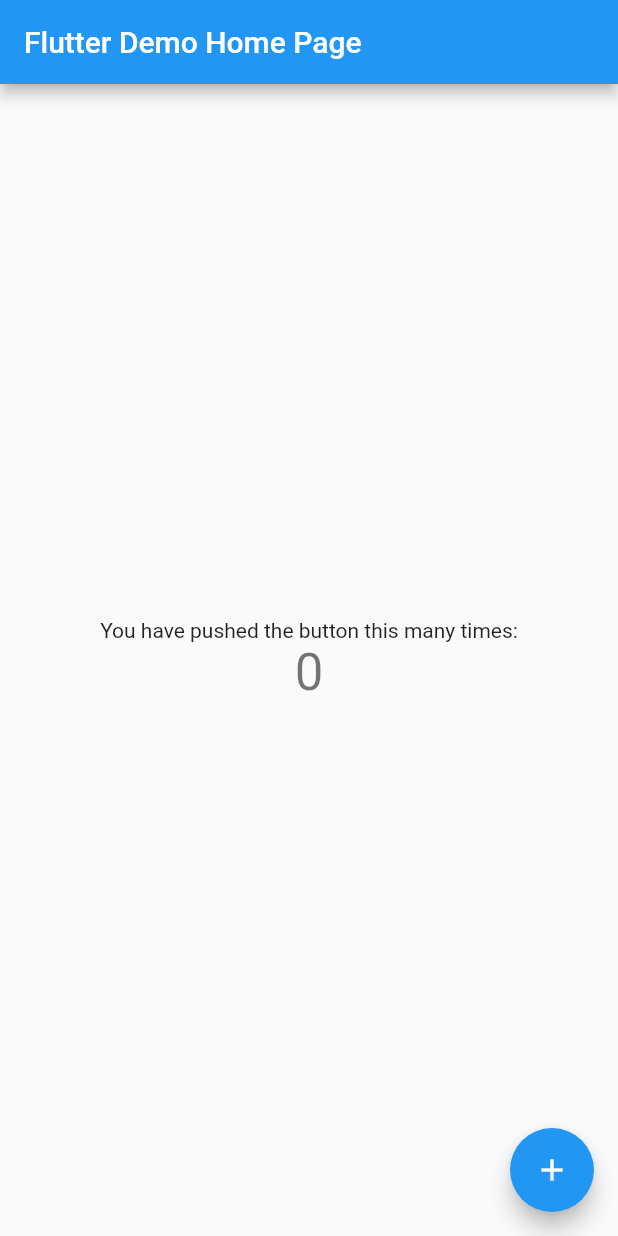
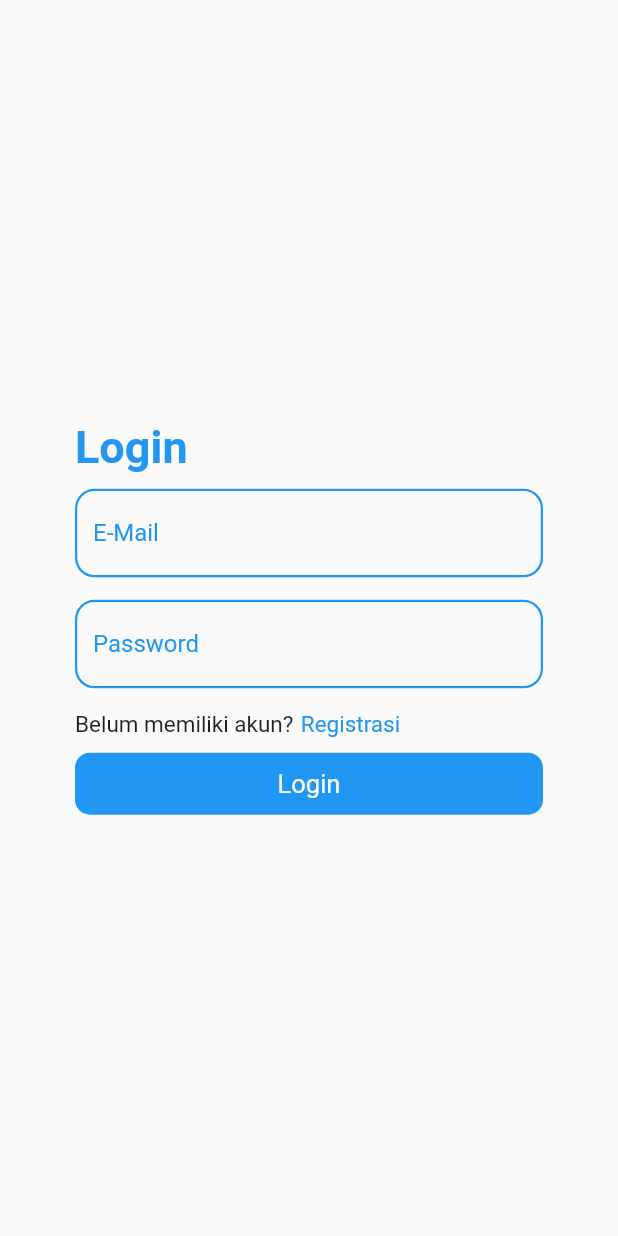
Before and after one commit to izzudin26/B-Archive_Flutter, a Flutter app: the screen it shows after launch, on a phone screen of 412 x 824 dp. Run offline on Flutter 3.47's test engine with Material 2 defaults, Android fonts, the phone set to English and light mode, and no system bars.

Commit message:
add login screen

```diff
--- a/lib/main.dart
+++ b/lib/main.dart
@@ -1,3 +1,4 @@
+import 'package:b_archive/screen/login.dart';
 import 'package:flutter/material.dart';
 
 void main() {
@@ -24,92 +25,7 @@ class MyApp extends StatelessWidget {
         // is not restarted.
         primarySwatch: Colors.blue,
       ),
-      home: const MyHomePage(title: 'Flutter Demo Home Page'),
+      home: Login(),
     );
   }
 }
-
-class MyHomePage extends StatefulWidget {
-  const MyHomePage({Key? key, required this.title}) : super(key: key);
-
-  // This widget is the home page of your application. It is stateful, meaning
-  // that it has a State object (defined below) that contains fields that affect
-  // how it looks.
-
-  // This class is the configuration for the state. It holds the values (in this
-  // case the title) provided by the parent (in this case the App widget) and
-  // used by the build method of the State. Fields in a Widget subclass are
-  // always marked "final".
-
-  final String title;
-
-  @override
-  State<MyHomePage> createState() => _MyHomePageState();
-}
-
-class _MyHomePageState extends State<MyHomePage> {
-  int _counter = 0;
-
-  void _incrementCounter() {
-    setState(() {
-      // This call to setState tells the Flutter framework that something has
-      // changed in this State, which causes it to rerun the build method below
-      // so that the display can reflect the updated values. If we changed
-      // _counter without calling setState(), then the build method would not be
-      // called again, and so nothing would appear to happen.
-      _counter++;
-    });
-  }
-
-  @override
-  Widget build(BuildContext context) {
-    // This method is rerun every time setState is called, for instance as done
-    // by the _incrementCounter method above.
-    //
-    // The Flutter framework has been optimized to make rerunning build methods
-    // fast, so that you can just rebuild anything that needs updating rather
-    // than having to individually change instances of widgets.
-    return Scaffold(
-      appBar: AppBar(
-        // Here we take the value from the MyHomePage object that was created by
-        // the App.build method, and use it to set our appbar title.
-        title: Text(widget.title),
-      ),
-      body: Center(
-        // Center is a layout widget. It takes a single child and positions it
-        // in the middle of the parent.
-        child: Column(
-          // Column is also a layout widget. It takes a list of children and
-          // arranges them vertically. By default, it sizes itself to fit its
-          // children horizontally, and tries to be as tall as its parent.
-          //
-          // Invoke "debug painting" (press "p" in the console, choose the
-          // "Toggle Debug Paint" action from the Flutter Inspector in Android
-          // Studio, or the "Toggle Debug Paint" command in Visual Studio Code)
-          // to see the wireframe for each widget.
-          //
-          // Column has various properties to control how it sizes itself and
-          // how it positions its children. Here we use mainAxisAlignment to
-          // center the children vertically; the main axis here is the vertical
-          // axis because Columns are vertical (the cross axis would be
-          // horizontal).
-          mainAxisAlignment: MainAxisAlignment.center,
-          children: <Widget>[
-            const Text(
-              'You have pushed the button this many times:',
-            ),
-            Text(
-              '$_counter',
-              style: Theme.of(context).textTheme.headline4,
-            ),
-          ],
-        ),
-      ),
-      floatingActionButton: FloatingActionButton(
-        onPressed: _incrementCounter,
-        tooltip: 'Increment',
-        child: const Icon(Icons.add),
-      ), // This trailing comma makes auto-formatting nicer for build methods.
-    );
-  }
-}
--- /dev/null
+++ b/lib/screen/login.dart
@@ -0,0 +1,74 @@
+import 'package:flutter/material.dart';
+import 'package:b_archive/style/style.dart' as style;
+
+class Login extends StatefulWidget {
+  Login({Key? key}) : super(key: key);
+
+  @override
+  State<Login> createState() => _LoginState();
+}
+
+class _LoginState extends State<Login> {
+  TextEditingController email = TextEditingController();
+  TextEditingController password = TextEditingController();
+
+  @override
+  Widget build(BuildContext context) {
+    return Scaffold(
+        body: Center(
+      child: Container(
+        padding: EdgeInsets.only(left: 50, right: 50),
+        child: Column(
+          crossAxisAlignment: CrossAxisAlignment.start,
+          mainAxisAlignment: MainAxisAlignment.center,
+          children: [
+            Text(
+              "Login",
+              style: style.header(context),
+            ),
+            Container(
+              margin: EdgeInsets.only(top: 10, bottom: 5),
+              child: TextField(
+                controller: email,
+                decoration: style.textInput(context, "E-Mail"),
+              ),
+            ),
+            Container(
+              margin: EdgeInsets.only(top: 10, bottom: 15),
+              child: TextField(
+                controller: password,
+                decoration: style.textInput(context, "Password"),
+              ),
+            ),
+            Row(
+              children: [
+                Text(
+                  "Belum memiliki akun?",
+                  style: style.subtitle(),
+                ),
+                InkWell(
+                  onTap: () {},
+                  child: Container(
+                    margin: EdgeInsets.only(left: 5),
+                    child: Text(
+                      "Registrasi",
+                      style: style.subtitle(
+                          color: Theme.of(context).colorScheme.primary),
+                    ),
+                  ),
+                )
+              ],
+            ),
+            Container(
+              margin: EdgeInsets.only(top: 10),
+              child: SizedBox(
+                height: MediaQuery.of(context).size.height * 0.05,
+                  width: double.infinity,
+                  child: Container(decoration: BoxDecoration(), child: TextButton(onPressed: (){}, style: style.button(context), child: Text("Login", style: TextStyle(color: Colors.white),))))
+            )
+          ],
+        ),
+      ),
+    ));
+  }
+}
--- /dev/null
+++ b/lib/style/style.dart
@@ -0,0 +1,33 @@
+import 'package:flutter/material.dart';
+
+TextStyle header(BuildContext context) => TextStyle(color: Theme.of(context).colorScheme.primary, fontWeight: FontWeight.bold, fontSize: 30);
+
+TextStyle subtitle({Color? color}) => TextStyle(
+  fontSize: 15,
+  color: color
+);
+
+InputDecoration textInput (BuildContext context, String placeholderLabel) => InputDecoration(
+  fillColor: Theme.of(context).colorScheme.primary,
+  labelText: placeholderLabel,
+  labelStyle: TextStyle(
+    color: Theme.of(context).colorScheme.primary
+  ),
+  border: OutlineInputBorder(
+    borderSide: BorderSide(color: Theme.of(context).colorScheme.primary, width: 1.5),
+
+    borderRadius: BorderRadius.circular(13)
+  ),
+  enabledBorder: OutlineInputBorder(
+    borderSide: BorderSide(color: Theme.of(context).colorScheme.primary, width: 1.5),
+    borderRadius: BorderRadius.circular(13)
+  )
+);
+
+ButtonStyle button(BuildContext context) => ButtonStyle(
+  shape: MaterialStateProperty.all<RoundedRectangleBorder>(RoundedRectangleBorder(
+    borderRadius: BorderRadius.circular(10)
+  )),
+  backgroundColor: MaterialStateColor.resolveWith((states) => states.contains(MaterialState.pressed)? Color.fromARGB(255, 116, 193, 255) : Theme.of(context).colorScheme.primary),
+ textStyle: MaterialStateTextStyle.resolveWith((states) => TextStyle(fontSize: 17, color: Colors.white))
+);
```
